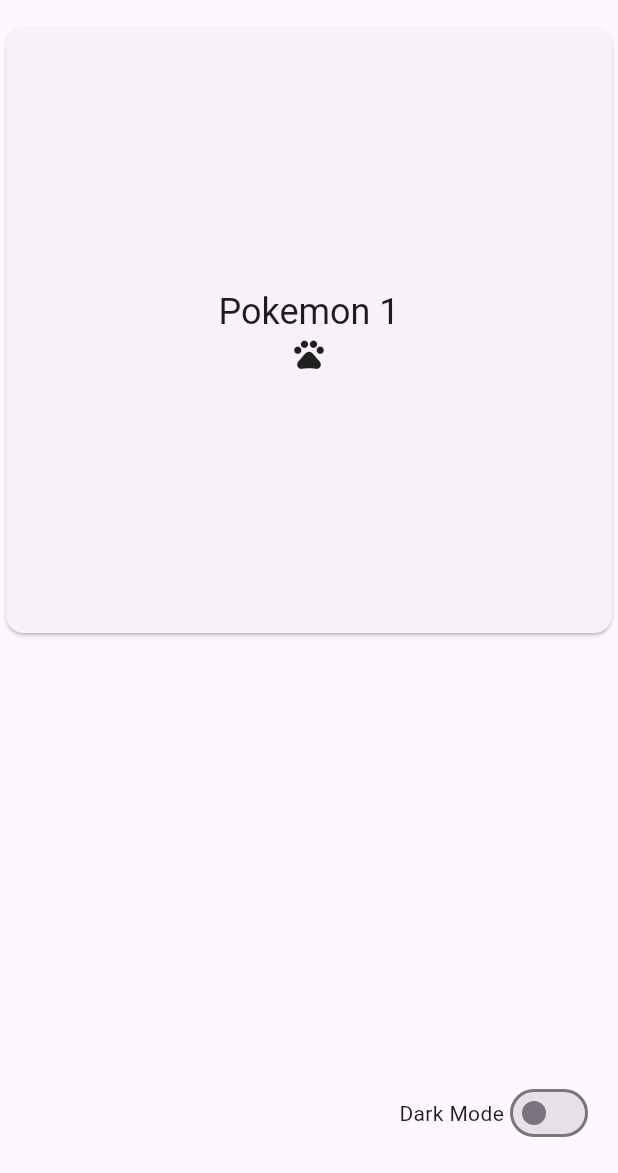
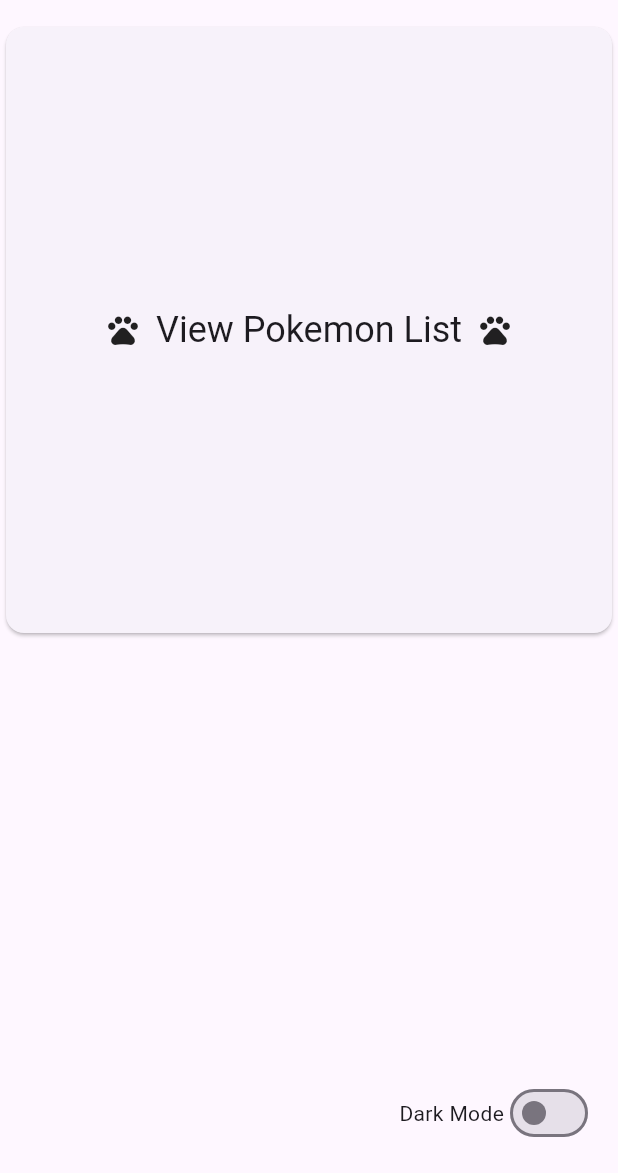
Before and after one commit to ejgandelaberon/pokedex-app, a Flutter app: the screen it shows after launch, on a phone screen of 412 x 824 dp, the part 63-1236 px from its top. Run offline on Flutter 3.47's test engine with Material 2 defaults, Android fonts, the phone set to English and light mode, and no system bars; our stand-ins replace dio, flutter_hooks, freezed_annotation, hive_flutter, hooks_riverpod, infinite_scroll_pagination and 1 more; accounts and stored records are empty; generated files the repository leaves out were written again.

Commit message:
update card text

```diff
--- a/lib/src/screens/home.dart
+++ b/lib/src/screens/home.dart
@@ -27,13 +27,16 @@ class Home extends HookConsumerWidget {
                   ),
                 );
               },
-              child: Column(
+              child: Row(
                 mainAxisAlignment: MainAxisAlignment.center,
                 children: [
+                  const Icon(Icons.pets),
+                  const SizedBox(width: 10),
                   Text(
-                    'Pokemon ${index + 1}',
+                    'View Pokemon List',
                     style: Theme.of(ref.context).textTheme.headlineSmall,
                   ),
+                  const SizedBox(width: 10),
                   const Icon(Icons.pets),
                 ],
               ),
```
